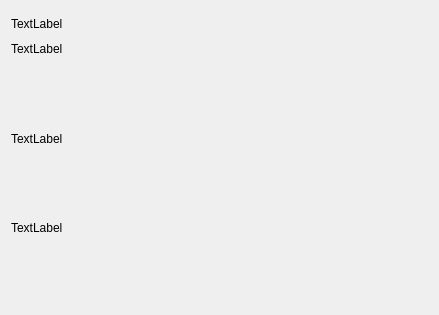
This is QtWorkGui/FormFile/FormForSimulator/QtWidSetupColor.ui in AntonLip/Recognition as Qt 5 draws it before an edit. The edited form follows.
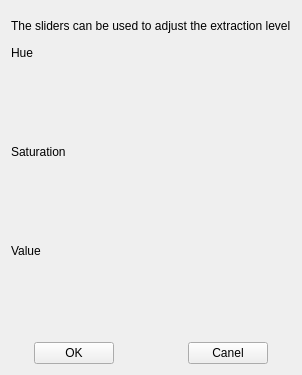
This is the edited form. Custom widgets are drawn as their Qt base class.

Patch:
```diff
--- a/QtWorkGui/FormFile/FormForSimulator/QtWidSetupColor.ui
+++ b/QtWorkGui/FormFile/FormForSimulator/QtWidSetupColor.ui
@@ -6,28 +6,25 @@
    <rect>
     <x>0</x>
     <y>0</y>
-    <width>439</width>
-    <height>315</height>
+    <width>272</width>
+    <height>375</height>
    </rect>
   </property>
   <property name="windowTitle">
    <string>QtWidSetupColor</string>
   </property>
-  <layout class="QVBoxLayout" name="verticalLayout" stretch="2,1,5,1,5,1,5">
-   <property name="sizeConstraint">
-    <enum>QLayout::SetMinimumSize</enum>
-   </property>
+  <layout class="QVBoxLayout" name="verticalLayout" stretch="2,1,5,1,5,1,5,1">
    <item>
     <widget class="QLabel" name="label">
      <property name="text">
-      <string>TextLabel</string>
+      <string>The sliders can be used to adjust the extraction level</string>
      </property>
     </widget>
    </item>
    <item>
     <widget class="QLabel" name="label_2">
      <property name="text">
-      <string>TextLabel</string>
+      <string>Hue</string>
      </property>
     </widget>
    </item>
@@ -37,7 +34,7 @@
    <item>
     <widget class="QLabel" name="label_3">
      <property name="text">
-      <string>TextLabel</string>
+      <string>Saturation</string>
      </property>
     </widget>
    </item>
@@ -47,13 +44,70 @@
    <item>
     <widget class="QLabel" name="label_4">
      <property name="text">
-      <string>TextLabel</string>
+      <string>Value</string>
      </property>
     </widget>
    </item>
    <item>
     <widget class="QtWidDoubelSlider" name="V_lavel" native="true"/>
    </item>
+   <item>
+    <layout class="QHBoxLayout" name="horizontalLayout" stretch="1,0,3,0,1">
+     <item>
+      <spacer name="horizontalSpacer">
+       <property name="orientation">
+        <enum>Qt::Horizontal</enum>
+       </property>
+       <property name="sizeHint" stdset="0">
+        <size>
+         <width>40</width>
+         <height>20</height>
+        </size>
+       </property>
+      </spacer>
+     </item>
+     <item>
+      <widget class="QPushButton" name="PB_ok">
+       <property name="text">
+        <string>OK</string>
+       </property>
+      </widget>
+     </item>
+     <item>
+      <spacer name="horizontalSpacer_2">
+       <property name="orientation">
+        <enum>Qt::Horizontal</enum>
+       </property>
+       <property name="sizeHint" stdset="0">
+        <size>
+         <width>40</width>
+         <height>20</height>
+        </size>
+       </property>
+      </spacer>
+     </item>
+     <item>
+      <widget class="QPushButton" name="PB_canel">
+       <property name="text">
+        <string>Canel</string>
+       </property>
+      </widget>
+     </item>
+     <item>
+      <spacer name="horizontalSpacer_3">
+       <property name="orientation">
+        <enum>Qt::Horizontal</enum>
+       </property>
+       <property name="sizeHint" stdset="0">
+        <size>
+         <width>40</width>
+         <height>20</height>
+        </size>
+       </property>
+      </spacer>
+     </item>
+    </layout>
+   </item>
   </layout>
  </widget>
  <layoutdefault spacing="6" margin="11"/>
```
